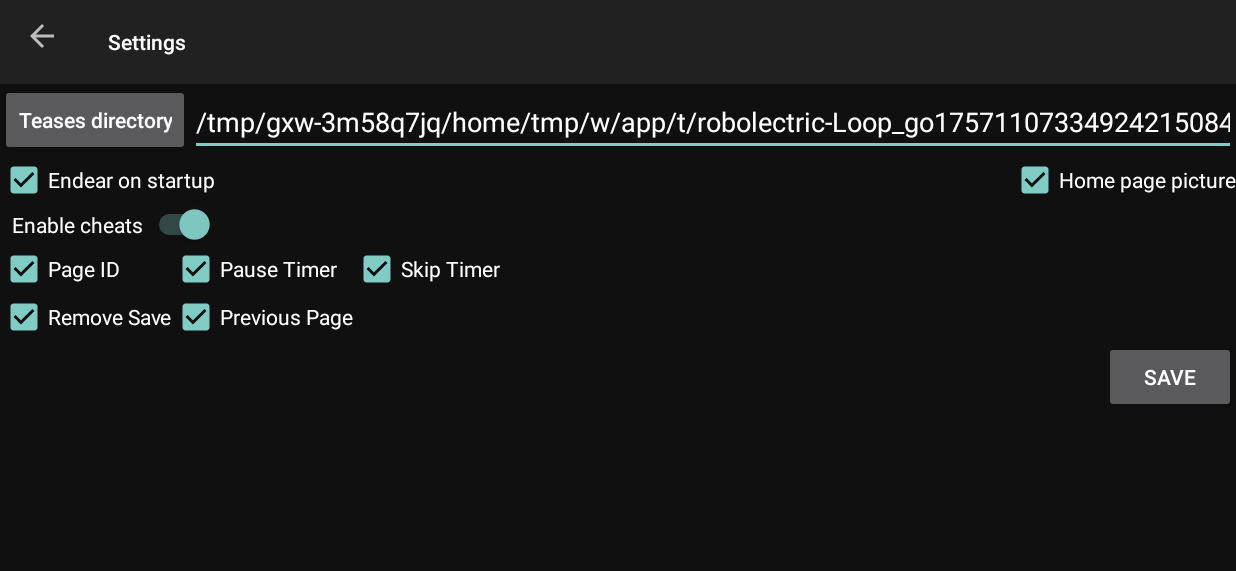
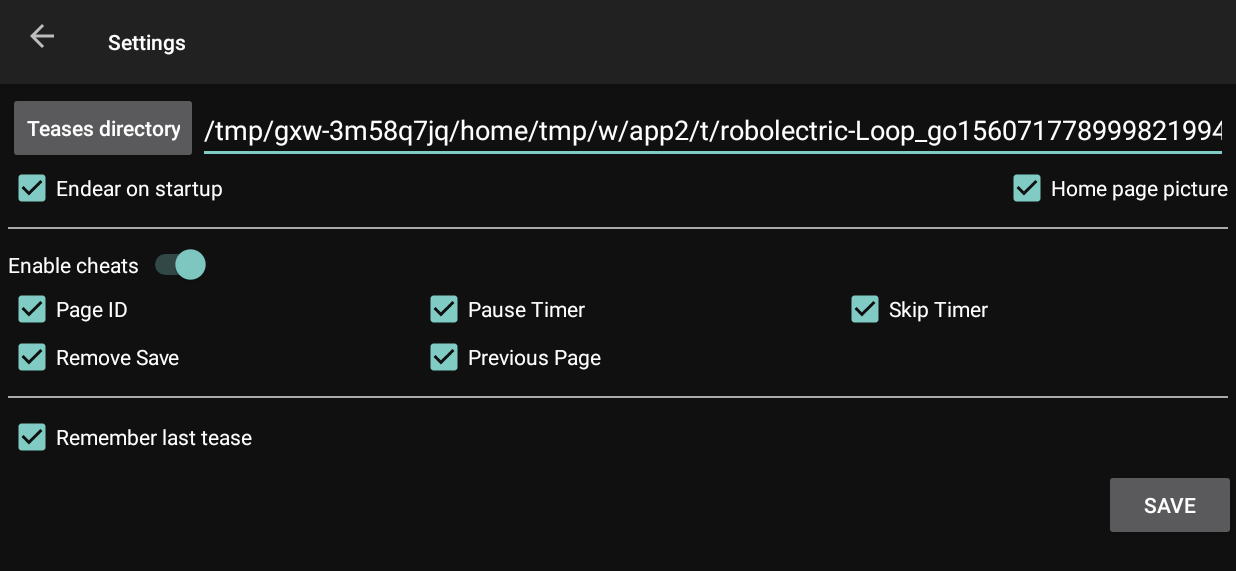
Before and after one commit to almorsey/TeaseMe, an Android app: the screen it shows after launch (SettingsActivity), after a tap on "SETTINGS", on a phone screen of 824 x 412 dp (held sideways). Shown: the top 571 px of the screen. Run offline under Robolectric (Android 15) with nearby library versions, the phone set to English and light mode, and no system bars; libraries missing offline, so code that uses them is left out: net.rdrei.android; 2 statements that could not run were skipped.

Commit message:
Added progress bar Added "remember last tease" setting

```diff
--- a/app/src/main/java/almorsey/teaseme/MainActivity.java
+++ b/app/src/main/java/almorsey/teaseme/MainActivity.java
@@ -203,9 +203,11 @@ public class MainActivity extends Activity implements View.OnClickListener {
 			setImage(imageView, R.drawable.welcome);
 		editText.setWebViewClient(new MyWebViewClient());
 		editText.loadData(surroundInBody(""), "text/html", "UTF-8");
-		String lastTease = data.getElementsByTagName(getString(R.string.root_misc_lastTease)).item(0).getTextContent();
-		if (lastTease.isEmpty()) teaseButton.setText(R.string.none);
-		else teaseButton.setText(lastTease);
+		if (boolFromXmlElement(getString(R.string.root_settings_rememberLastTease))) {
+			String lastTease = data.getElementsByTagName(getString(R.string.root_misc_lastTease)).item(0).getTextContent();
+			if (lastTease.isEmpty()) teaseButton.setText(R.string.none);
+			else teaseButton.setText(lastTease);
+		}
 		if (!boolFromXmlElement(getString(R.string.root_settings_cheats_pageID))) pageIdViewButton.setVisibility(View.GONE);
 		if (!boolFromXmlElement(getString(R.string.root_settings_cheats_pauseTimer))) pauseTimerButton.setVisibility(View.GONE);
 		if (!boolFromXmlElement(getString(R.string.root_settings_cheats_skipTimer))) skipTimerButton.setVisibility(View.GONE);
@@ -300,6 +302,11 @@ public class MainActivity extends Activity implements View.OnClickListener {
 				Element hpp = data.createElement(getString(R.string.root_settings_homePagePicture));
 				hpp.setAttribute("value", "true");
 				settings.appendChild(hpp);
+			}
+			if (settings.getElementsByTagName(getString(R.string.root_settings_rememberLastTease)).getLength() == 0) {
+				Element rlt = data.createElement(getString(R.string.root_settings_rememberLastTease));
+				rlt.setAttribute("value", "true");
+				settings.appendChild(rlt);
 			}
 			if (settings.getElementsByTagName(getString(R.string.root_settings_cheats)).getLength() == 0) {
 				Element cheats = data.createElement(getString(R.string.root_settings_cheats));
@@ -601,7 +608,7 @@ public class MainActivity extends Activity implements View.OnClickListener {
 					setImage(imageView, R.drawable.welcome);
 				editText.loadData(surroundInBody(""), "text/html", "UTF-8");
 				audioPlayer.stop();
-				if (boolFromXmlElement(getString(R.string.root_settings_endearOnStartup))){
+				if (boolFromXmlElement(getString(R.string.root_settings_endearOnStartup))) {
 					audioPlayer = MediaPlayer.create(this, R.raw.hey);
 					audioPlayer.start();
 				}
--- a/app/src/main/java/almorsey/teaseme/SettingsActivity.java
+++ b/app/src/main/java/almorsey/teaseme/SettingsActivity.java
@@ -27,7 +27,7 @@ public class SettingsActivity extends AppCompatActivity implements View.OnClickL
 
 	private Button teasesDirButton, saveButton;
 	private EditText teasesDirEditText;
-	private CheckBox eosCheckBox, hppCheckBox, pidCheckBox, ptCheckBox, stCheckBox, rsCheckBox, ppCheckBox;
+	private CheckBox eosCheckBox, hppCheckBox, pidCheckBox, ptCheckBox, stCheckBox, rsCheckBox, ppCheckBox, rltCheckBox;
 	private Switch cheatsSwitch;
 	private GridLayout cheatsGridLayout;
 	private DirectoryChooserFragment mDialog;
@@ -54,6 +54,7 @@ public class SettingsActivity extends AppCompatActivity implements View.OnClickL
 		stCheckBox = (CheckBox) findViewById(R.id.stCheckBox);
 		rsCheckBox = (CheckBox) findViewById(R.id.rsCheckBox);
 		ppCheckBox = (CheckBox) findViewById(R.id.ppCheckBox);
+		rltCheckBox = (CheckBox) findViewById(R.id.rltCheckBox);
 
 		teasesDirButton.setOnClickListener(this);
 		saveButton.setOnClickListener(this);
@@ -68,6 +69,7 @@ public class SettingsActivity extends AppCompatActivity implements View.OnClickL
 		stCheckBox.setChecked(boolFromXmlElement(getString(R.string.root_settings_cheats_skipTimer)));
 		rsCheckBox.setChecked(boolFromXmlElement(getString(R.string.root_settings_cheats_removeSave)));
 		ppCheckBox.setChecked(boolFromXmlElement(getString(R.string.root_settings_cheats_prevPage)));
+		rltCheckBox.setChecked(boolFromXmlElement(getString(R.string.root_settings_rememberLastTease)));
 		cheatsSwitch.setChecked(!cheatsSwitch.isChecked());
 
 		final DirectoryChooserConfig config = DirectoryChooserConfig.builder()
@@ -99,6 +101,8 @@ public class SettingsActivity extends AppCompatActivity implements View.OnClickL
 			rsE.setAttribute("value", stringFromCheckBox(rsCheckBox));
 			Element ppE = (Element) data.getElementsByTagName(getString(R.string.root_settings_cheats_prevPage)).item(0);
 			ppE.setAttribute("value", stringFromCheckBox(ppCheckBox));
+			Element rltE = (Element) data.getElementsByTagName(getString(R.string.root_settings_rememberLastTease)).item(0);
+			rltE.setAttribute("value", stringFromCheckBox(rltCheckBox));
 			MainActivity.saveDocument(data, MainActivity.dataFile);
 			Toast.makeText(this, "Saved", Toast.LENGTH_SHORT).show();
 		}
--- a/app/src/main/res/layout/activity_settings.xml
+++ b/app/src/main/res/layout/activity_settings.xml
@@ -13,9 +13,11 @@
         android:elevation="4dp"/>
 
     <RelativeLayout
+        android:id="@+id/relativeLayout"
         android:layout_width="match_parent"
-        android:layout_height="match_parent"
-        android:layout_below="@+id/toolbar">
+        android:layout_height="wrap_content"
+        android:layout_below="@+id/toolbar"
+        android:padding="5dp">
 
         <Button
             android:id="@+id/teasesDirButton"
@@ -50,14 +52,19 @@
             android:layout_below="@+id/teasesDirEditText"
             android:text="@string/setting_hpp"/>
 
+        <View
+            android:id="@+id/divider_above_cheats"
+            style="@style/Divider"
+            android:layout_below="@id/hppCheckBox"
+            />
 
         <Switch
             android:id="@+id/ecSwitch"
             android:layout_width="wrap_content"
             android:layout_height="wrap_content"
-            android:layout_alignEnd="@+id/eosCheckBox"
-            android:layout_below="@+id/eosCheckBox"
-            android:text="@string/setting_ec"/>
+            android:layout_below="@id/divider_above_cheats"
+            android:text="@string/setting_ec"
+            />
 
         <GridLayout
             android:id="@+id/cheatsGidLayout"
@@ -66,15 +73,17 @@
             android:layout_alignParentStart="true"
             android:layout_below="@+id/ecSwitch"
             android:columnCount="3"
-            android:rowCount="2">
+            android:rowCount="2"
+            >
 
             <CheckBox
                 android:id="@+id/pidCheckBox"
                 android:layout_width="wrap_content"
                 android:layout_height="wrap_content"
                 android:layout_column="0"
+                android:layout_columnWeight=".3333"
                 android:layout_row="0"
-                android:text="@string/cheat_pid"
+                android:text="@string/setting_cheat_pid"
                 />
 
             <CheckBox
@@ -82,8 +91,9 @@
                 android:layout_width="wrap_content"
                 android:layout_height="wrap_content"
                 android:layout_column="1"
+                android:layout_columnWeight=".3333"
                 android:layout_row="0"
-                android:text="@string/cheat_pt"
+                android:text="@string/setting_cheat_pt"
                 />
 
             <CheckBox
@@ -91,8 +101,9 @@
                 android:layout_width="wrap_content"
                 android:layout_height="wrap_content"
                 android:layout_column="2"
+                android:layout_columnWeight=".3333"
                 android:layout_row="0"
-                android:text="@string/cheat_st"
+                android:text="@string/setting_cheat_st"
                 />
 
             <CheckBox
@@ -100,8 +111,9 @@
                 android:layout_width="wrap_content"
                 android:layout_height="wrap_content"
                 android:layout_column="0"
+                android:layout_columnWeight=".3333"
                 android:layout_row="1"
-                android:text="@string/cheat_rs"
+                android:text="@string/setting_cheat_rs"
                 />
 
             <CheckBox
@@ -109,18 +121,32 @@
                 android:layout_width="wrap_content"
                 android:layout_height="wrap_content"
                 android:layout_column="1"
+                android:layout_columnWeight=".3333"
                 android:layout_row="1"
-                android:text="@string/cheat_pp"
+                android:text="@string/setting_cheat_pp"
                 />
         </GridLayout>
 
-        <Button
-            android:id="@+id/saveButton"
+        <View
+            android:id="@+id/divider_below_cheats"
+            style="@style/Divider"
+            android:layout_below="@id/cheatsGidLayout"/>
+
+        <CheckBox
+            android:id="@+id/rltCheckBox"
             android:layout_width="wrap_content"
             android:layout_height="wrap_content"
-            android:layout_alignParentEnd="true"
-            android:layout_below="@+id/cheatsGidLayout"
-            android:text="@string/save"/>
+            android:layout_alignParentStart="true"
+            android:layout_below="@+id/divider_below_cheats"
+            android:text="@string/setting_rlt"/>
     </RelativeLayout>
 
+    <Button
+        android:id="@+id/saveButton"
+        android:layout_width="wrap_content"
+        android:layout_height="wrap_content"
+        android:layout_alignParentEnd="true"
+        android:layout_below="@+id/relativeLayout"
+        android:text="@string/save"/>
+
 </RelativeLayout>
--- /dev/null
+++ b/app/src/main/res/values/attrs.xml
@@ -0,0 +1,3 @@
+<?xml version="1.0" encoding="utf-8"?>
+<resources>
+</resources>
--- a/app/src/main/res/values/strings.xml
+++ b/app/src/main/res/values/strings.xml
@@ -23,12 +23,12 @@
     <string name="setting_eos">Endear on startup</string>
     <string name="setting_hpp">Home page picture</string>
     <string name="setting_ec">Enable cheats</string>
-    <string name="setting_">Enable cheats</string>
-    <string name="cheat_pid">Page ID</string>
-    <string name="cheat_pt">Pause Timer</string>
-    <string name="cheat_st">Skip Timer</string>
-    <string name="cheat_rs">Remove Save</string>
-    <string name="cheat_pp">Previous Page</string>
+    <string name="setting_cheat_pid">Page ID</string>
+    <string name="setting_cheat_pt">Pause Timer</string>
+    <string name="setting_cheat_st">Skip Timer</string>
+    <string name="setting_cheat_rs">Remove Save</string>
+    <string name="setting_cheat_pp">Previous Page</string>
+    <string name="setting_rlt">Remember last tease</string>
 
     <!-- Data Elements -->
     <string name="root">Root</string>
@@ -37,6 +37,7 @@
     <string name="root_settings_teasesDirectory">TeasesDir</string>
     <string name="root_settings_endearOnStartup">EndearOnStartup</string>
     <string name="root_settings_homePagePicture">HomePagePicture</string>
+    <string name="root_settings_rememberLastTease">RememberLastTease</string>
     <string name="root_settings_cheats">Cheats</string>
     <string name="root_settings_cheats_pageID">PageID</string>
     <string name="root_settings_cheats_pauseTimer">PauseTimer</string>
--- a/app/src/main/res/values/styles.xml
+++ b/app/src/main/res/values/styles.xml
@@ -11,4 +11,12 @@
         <item name="android:windowBackground">@color/colorBackground</item>
     </style>
 
+    <style name="Divider">
+        <item name="android:layout_width">match_parent</item>
+        <item name="android:layout_height">1dp</item>
+        <item name="android:background">@android:color/darker_gray</item>
+        <item name="android:layout_marginTop">10dp</item>
+        <item name="android:layout_marginBottom">10dp</item>
+    </style>
+
 </resources>
```
Also changed, not shown: app/src/main/java/almorsey/teaseme/DownloadActivity.java (+14 -3 lines), app/src/main/res/layout/activity_download.xml (+12 -3 lines).
